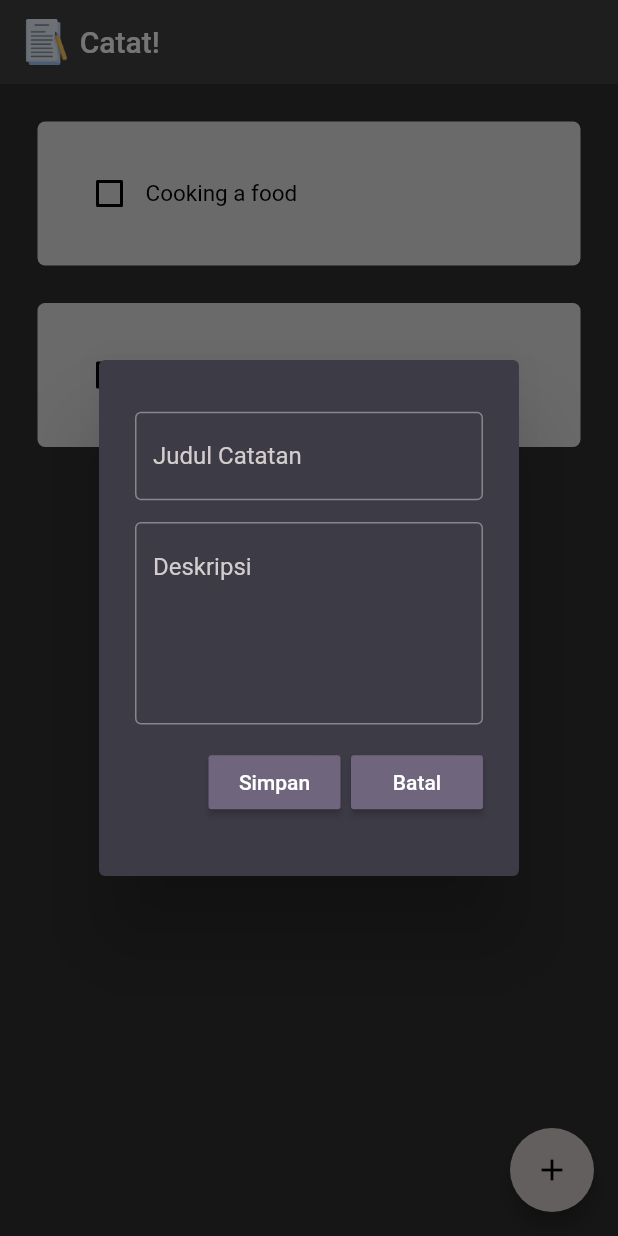
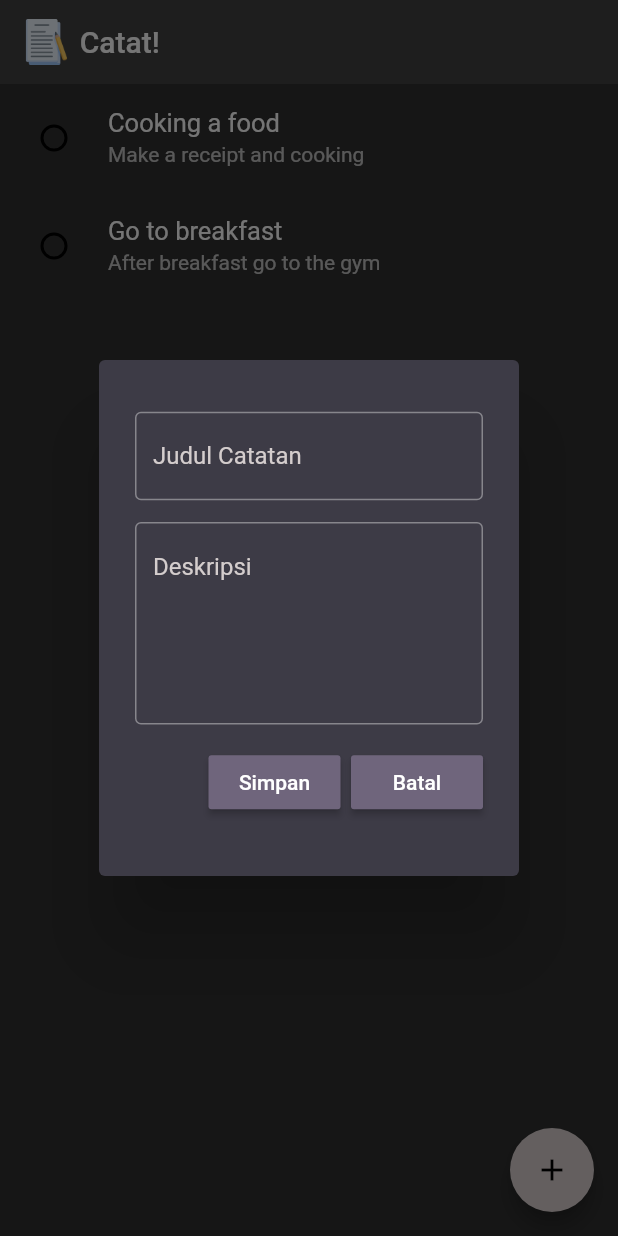
Before and after one commit to Zulhaditya/catat-apps, a Flutter app: the screen it shows after launch, after a tap on the "add" icon, on a phone screen of 412 x 824 dp. Run offline on Flutter 3.47's test engine with Material 2 defaults, Android fonts, the phone set to English and light mode, and no system bars; drawn by our look-alikes of flutter_slidable; our stand-ins replace hive_flutter; accounts and stored records are empty.

Commit message:
Tambahkan deskripsi pada setiap todolist

```diff
--- a/lib/data/database.dart
+++ b/lib/data/database.dart
@@ -9,8 +9,8 @@ class TodoDataBase {
   // run this method for the first time opening the apps
   void createInitialData() {
     toDoList = [
-      ["Cooking a food", "Make a receipt and cooking", false],
-      ["Go to breakfast", "After breakfast go to the gym", false],
+      ["Cooking a food", false, "Make a receipt and cooking"],
+      ["Go to breakfast", false, "After breakfast go to the gym"],
     ];
   }
 
--- a/lib/pages/home_page.dart
+++ b/lib/pages/home_page.dart
@@ -36,7 +36,7 @@ class _HomePageState extends State<HomePage> {
   // checkbox was tapped
   void checkBoxChanged(bool? value, int index) {
     setState(() {
-      db.toDoList[index][2] = !db.toDoList[index][2];
+      db.toDoList[index][1] = !db.toDoList[index][1];
     });
     db.updateDataBase();
   }
@@ -44,8 +44,9 @@ class _HomePageState extends State<HomePage> {
   // save new task
   void saveNewTask() {
     setState(() {
-      db.toDoList.add([_controller.text, false]);
+      db.toDoList.add([_controller.text, false, _controllerDesc.text]);
       _controller.clear();
+      _controllerDesc.clear();
     });
     Navigator.of(context).pop();
     db.updateDataBase();
@@ -53,6 +54,21 @@ class _HomePageState extends State<HomePage> {
 
   // create a new task
   void createNewTask() {
+    showDialog(
+      context: context,
+      builder: (context) {
+        return DialogBox(
+          controller: _controller,
+          controllerDesc: _controllerDesc,
+          onSave: saveNewTask,
+          onCancel: () => Navigator.of(context).pop(),
+        );
+      },
+    );
+  }
+
+  // update task
+  void updateTask() {
     showDialog(
       context: context,
       builder: (context) {
@@ -105,8 +121,9 @@ class _HomePageState extends State<HomePage> {
           itemBuilder: (context, index) {
             return ToDoTile(
               taskName: db.toDoList[index][0],
-              taskDesc: db.toDoList[index][1],
-              taskCompleted: db.toDoList[index][2],
+              taskCompleted: db.toDoList[index][1],
+              taskDesc: db.toDoList[index][2],
+              updateFunction: (context) => updateTask(),
               onChanged: (value) => checkBoxChanged(value, index),
               deleteFunction: (context) => deleteTask(index),
             );
--- a/lib/util/dialog_box.dart
+++ b/lib/util/dialog_box.dart
@@ -10,12 +10,13 @@ class DialogBox extends StatelessWidget {
   VoidCallback onSave;
   VoidCallback onCancel;
 
-  DialogBox(
-      {super.key,
-      required this.controller,
-      required this.onSave,
-      required this.onCancel,
-      required this.controllerDesc});
+  DialogBox({
+    super.key,
+    required this.controller,
+    required this.controllerDesc,
+    required this.onSave,
+    required this.onCancel,
+  });
 
   @override
   Widget build(BuildContext context) {
--- a/lib/util/todo_tile.dart
+++ b/lib/util/todo_tile.dart
@@ -7,60 +7,56 @@ class ToDoTile extends StatelessWidget {
   final bool taskCompleted;
   Function(bool?)? onChanged;
   Function(BuildContext)? deleteFunction;
+  Function(BuildContext)? updateFunction;
 
   ToDoTile(
       {super.key,
       required this.taskName,
-      required this.taskCompleted,
+      required this.taskDesc,
       required this.onChanged,
       required this.deleteFunction,
-      required this.taskDesc});
+      required this.updateFunction,
+      required this.taskCompleted});
 
   @override
   Widget build(BuildContext context) {
-    return Padding(
-      padding: const EdgeInsets.only(left: 25.0, right: 25.0, top: 25.0),
-      child: Slidable(
-        endActionPane: ActionPane(
-          motion: const StretchMotion(),
-          children: [
-            SlidableAction(
-              onPressed: deleteFunction,
-              icon: Icons.delete,
-              backgroundColor: Colors.red.shade300,
-              borderRadius:
-                  const BorderRadius.horizontal(right: Radius.circular(5.0)),
-            )
-          ],
+    return Slidable(
+      endActionPane: ActionPane(motion: const StretchMotion(), children: [
+        SlidableAction(
+          onPressed: updateFunction,
+          icon: Icons.edit,
+          backgroundColor: Colors.green.shade300,
         ),
-        child: Container(
-          padding: const EdgeInsets.all(24.0),
-          decoration: const BoxDecoration(
-              color: Color.fromARGB(225, 255, 255, 255),
-              borderRadius: BorderRadius.horizontal(
-                  left: Radius.circular(5.0), right: Radius.circular(5.0))),
-          child: Row(
-            children: [
-              // checkbox
-              Checkbox(
-                value: taskCompleted,
-                onChanged: onChanged,
-                activeColor: Colors.black,
-              ),
-              // task name
-              Text(
-                taskName,
-                style: TextStyle(
-                    color: Colors.black,
-                    fontSize: 15.0,
-                    decoration: taskCompleted
-                        ? TextDecoration.lineThrough
-                        : TextDecoration.none),
-              ),
-            ],
+        SlidableAction(
+          onPressed: deleteFunction,
+          icon: Icons.delete,
+          backgroundColor: Colors.red.shade300,
+        ),
+      ]),
+      child: CheckboxListTile(
+          title: Text(
+            taskName,
+            style: TextStyle(
+              fontSize: 17.0,
+              decoration: taskCompleted
+                  ? TextDecoration.lineThrough
+                  : TextDecoration.none,
+            ),
           ),
-        ),
-      ),
+          subtitle: Text(
+            taskDesc,
+            style: TextStyle(
+              decoration: taskCompleted
+                  ? TextDecoration.lineThrough
+                  : TextDecoration.none,
+            ),
+          ),
+          value: taskCompleted,
+          onChanged: onChanged,
+          controlAffinity: ListTileControlAffinity.leading,
+          checkboxShape:
+              RoundedRectangleBorder(borderRadius: BorderRadius.circular(15)),
+          activeColor: Colors.black),
     );
   }
 }
```
Also changed, not shown: 1 other file.
